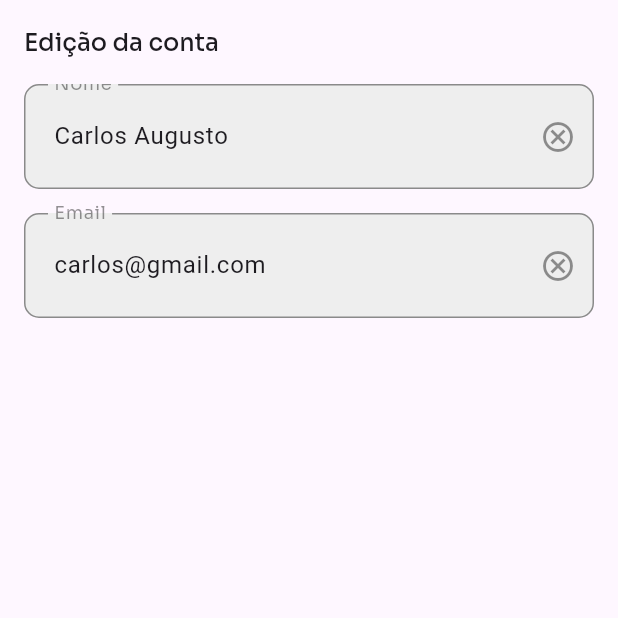
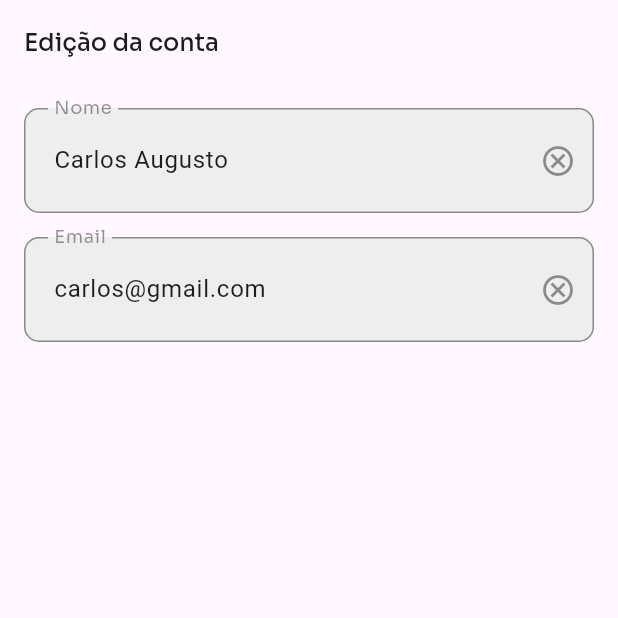
Before and after one commit to Cabelin-barber/cabelin-app, a Flutter app: the EditAccountPage screen opened by its route, on a phone screen of 412 x 824 dp, the top half of it. Run offline on Flutter 3.47's test engine with Material 3 defaults, Android fonts, the phone set to English and light mode, and no system bars; our stand-ins replace custom_refresh_indicator, dio, easy_date_timeline, event_bus, firebase_auth, firebase_core and 16 more; accounts and stored records are empty; generated files the repository leaves out were written again; network calls fail.

Commit message:
feat: :zap: removendo inutilidade

```diff
--- a/lib/widgets/layout_widget.dart
+++ b/lib/widgets/layout_widget.dart
@@ -8,12 +8,9 @@ class LayoutWidget extends StatelessWidget {
   @override
   Widget build(BuildContext context) {
     return SafeArea(
-      child: GestureDetector(
-        onTap: () => FocusScope.of(context).unfocus(),
-        child: Padding(
-          padding: const EdgeInsets.symmetric(horizontal: 16),
-          child: child
-        ),
+      child: Padding(
+        padding: const EdgeInsets.symmetric(horizontal: 16, vertical: 16),
+        child: child
       ),
     );
   }
```
